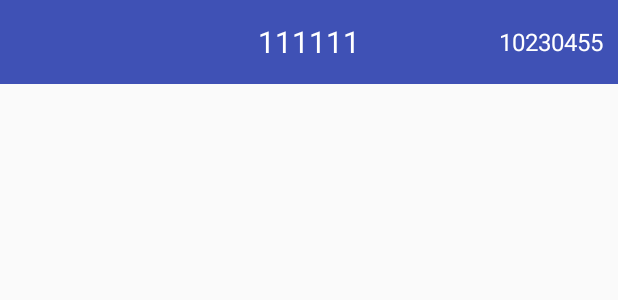
After one commit to shaipxiang/coolweather, an Android app: the layout activity_weather.xml on its own in the app's theme, with its tools: preview values and no code run, on a phone screen of 412 x 824 dp. The commit adds this screen. Shown: the top 300 px of the screen. Run offline under Robolectric (Android 15) with nearby library versions, the phone set to English and light mode, and no system bars.

Commit message:
增加网络请求解析实体类.

```diff
--- a/app/src/main/java/com/zjh/coolweather/ChooseAreaFragment.java
+++ b/app/src/main/java/com/zjh/coolweather/fragment/ChooseAreaFragment.java
@@ -1,4 +1,4 @@
-package com.zjh.coolweather;
+package com.zjh.coolweather.fragment;
 
 import android.app.ProgressDialog;
 import android.os.Bundle;
@@ -15,6 +15,7 @@ import android.widget.ListView;
 import android.widget.TextView;
 import android.widget.Toast;
 
+import com.zjh.coolweather.R;
 import com.zjh.coolweather.db.City;
 import com.zjh.coolweather.db.Country;
 import com.zjh.coolweather.db.Province;
--- a/app/src/main/res/layout/activity_main.xml
+++ b/app/src/main/res/layout/activity_main.xml
@@ -8,7 +8,7 @@
 
     <fragment
         android:id="@+id/frag_choose_area"
-        android:name="com.zjh.coolweather.ChooseAreaFragment"
+        android:name="com.zjh.coolweather.fragment.ChooseAreaFragment"
         android:layout_width="match_parent"
         android:layout_height="match_parent"/>
 
--- /dev/null
+++ b/app/src/main/res/layout/activity_weather.xml
@@ -0,0 +1,29 @@
+<?xml version="1.0" encoding="utf-8"?>
+<RelativeLayout
+    xmlns:android="http://schemas.android.com/apk/res/android"
+    xmlns:tools="http://schemas.android.com/tools"
+    android:layout_width="match_parent"
+    android:layout_height="?attr/actionBarSize"
+    android:background="?attr/colorPrimary"
+    tools:context="com.zjh.coolweather.activity.WeatherActivity">
+
+    <TextView
+        android:id="@+id/tv_title_ctiy"
+        android:layout_width="wrap_content"
+        android:layout_height="wrap_content"
+        android:layout_centerInParent="true"
+        android:text="111111"
+        android:textColor="#FFF"
+        android:textSize="20sp"/>
+
+    <TextView
+        android:id="@+id/tv_update_time"
+        android:layout_width="wrap_content"
+        android:layout_height="wrap_content"
+        android:layout_alignParentRight="true"
+        android:layout_centerVertical="true"
+        android:layout_marginRight="10dp"
+        android:text="10230455"
+        android:textColor="#fff"
+        android:textSize="16sp"/>
+</RelativeLayout>
```
Also changed, not shown: app/src/main/java/com/zjh/coolweather/activity/WeatherActivity.java (added, +21 -0 lines), app/src/main/java/com/zjh/coolweather/gson/AQI.java (added, +18 -0 lines), app/src/main/java/com/zjh/coolweather/gson/Basic.java (added, +26 -0 lines), app/src/main/java/com/zjh/coolweather/gson/Forecast.java (added, +27 -0 lines), app/src/main/java/com/zjh/coolweather/gson/Now.java (added, +23 -0 lines), app/src/main/java/com/zjh/coolweather/gson/Suggestion.java (added, +35 -0 lines), app/src/main/java/com/zjh/coolweather/gson/Weather.java (added, +22 -0 lines), app/src/main/res/layout/now.xml (added, +26 -0 lines).
